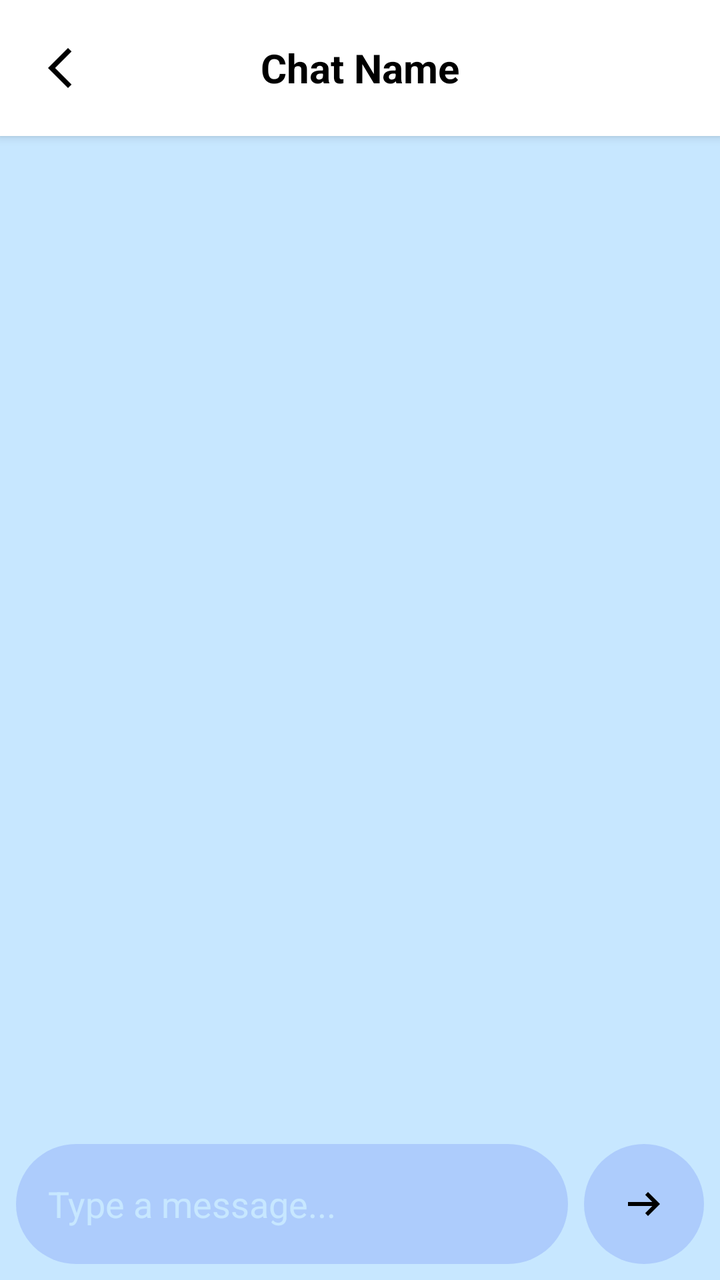
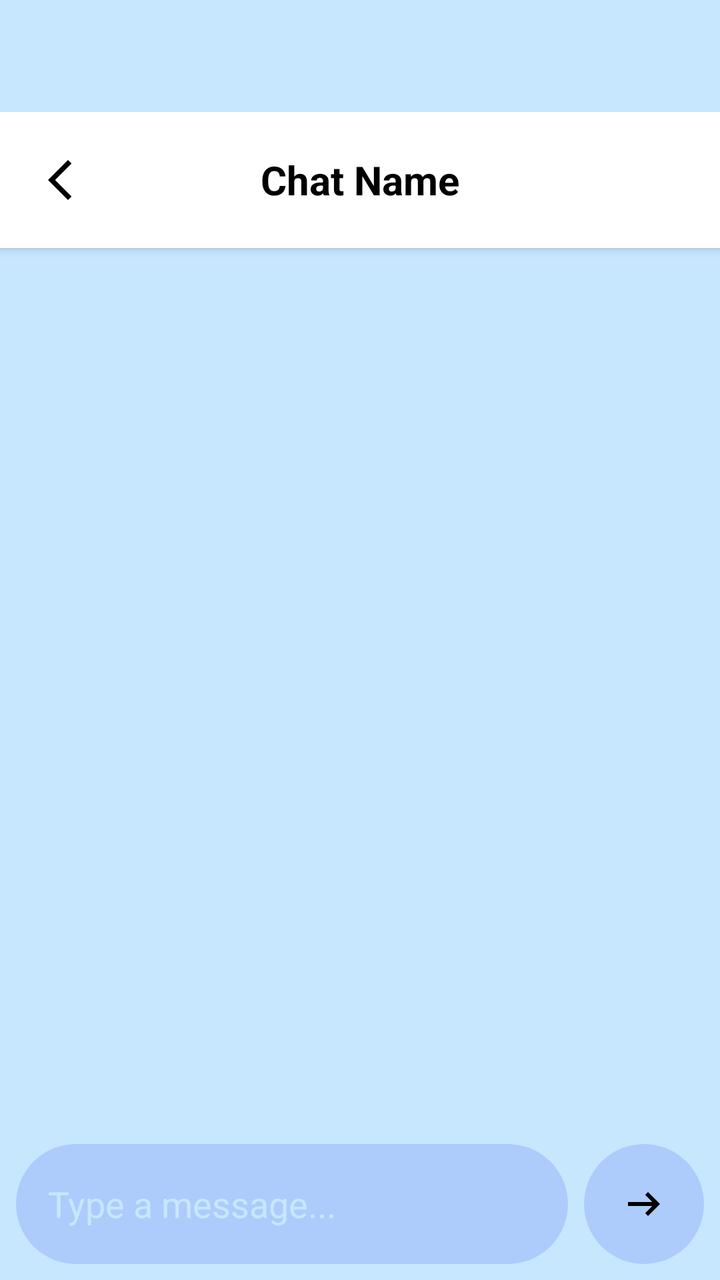

Screens rendered from an Android XML layout before and after an edit, with the pre-edit source and the edit as a unified diff.
<!-- AndroidManifest.xml: application theme Theme.NurtureNest -->
<!-- res/layout/activity_chat.xml -->
<?xml version="1.0" encoding="utf-8"?>
<LinearLayout xmlns:android="http://schemas.android.com/apk/res/android"
    android:orientation="vertical"
    android:background="?attr/colorBackground"
    android:layout_width="match_parent"
    android:layout_height="match_parent">

    
    <RelativeLayout
        android:layout_width="match_parent"
        android:layout_height="wrap_content"
        android:paddingHorizontal="12dp"
        android:paddingVertical="10dp"
        android:background="?attr/colorOnPrimary"
        android:elevation="3dp">

        <ImageButton
            android:id="@+id/btnBack"
            android:layout_width="48dp"
            android:layout_height="48dp"
            android:src="@drawable/ic_back"
            android:contentDescription="Back"
            android:background="?attr/selectableItemBackgroundBorderless"
            android:layout_alignParentStart="true"
            android:layout_centerVertical="true" />

        <TextView
            android:id="@+id/tvChatName"
            android:layout_width="wrap_content"
            android:layout_height="wrap_content"
            android:text="Chat Name"
            android:textSize="20sp"
            android:textStyle="bold"
            android:textColor="?attr/TextColor"
            android:layout_centerInParent="true" />
    </RelativeLayout>

    
    <androidx.recyclerview.widget.RecyclerView
        android:id="@+id/recyclerMessages"
        android:layout_width="match_parent"
        android:layout_height="0dp"
        android:layout_weight="1"
        android:padding="12dp"
        android:clipToPadding="false" />

    
    <LinearLayout
        android:layout_width="match_parent"
        android:layout_height="wrap_content"
        android:padding="8dp"
        android:orientation="horizontal"
        android:gravity="center_vertical"
        android:elevation="8dp">

        
        <EditText
            android:id="@+id/etMessage"
            android:layout_width="0dp"
            android:layout_height="60dp"
            android:layout_weight="1"
            android:hint="Type a message..."
            android:textColor="?attr/colorOnSurface"
            android:textColorHint="?attr/colorBackground"
            android:background="@drawable/message_input_bg"
            android:paddingHorizontal="16dp"
            android:inputType="textMultiLine"
            android:maxLines="4" />

        
        <ImageButton
            android:id="@+id/btnSend"
            android:layout_width="60dp"
            android:layout_height="60dp"
            android:layout_marginStart="8dp"
            android:src="@drawable/ic_send"
            android:contentDescription="Send Message"
            android:background="@drawable/send_button_bg" />
    </LinearLayout>
</LinearLayout>
<!-- resources referenced by this layout -->
<resources>
  <!-- drawable ic_back (drawable) -->
  <vector xmlns:android="http://schemas.android.com/apk/res/android" android:autoMirrored="true" android:height="24dp" android:tint="#000000" android:viewportHeight="960" android:viewportWidth="960" android:width="24dp">
        
      <path android:fillColor="@android:color/white" android:pathData="M400,880L0,480L400,80L471,151L142,480L471,809L400,880Z"/>
      
  </vector>
  <!-- drawable ic_send (drawable) -->
  <vector xmlns:android="http://schemas.android.com/apk/res/android" android:autoMirrored="true" android:height="24dp" android:tint="#000000" android:viewportHeight="960" android:viewportWidth="960" android:width="24dp">
        
      <path android:fillColor="@android:color/white" android:pathData="M560,720L504,662L646,520L160,520L160,440L646,440L504,298L560,240L800,480L560,720Z"/>
      
  </vector>
  <!-- drawable message_input_bg (drawable) -->
  <shape xmlns:android="http://schemas.android.com/apk/res/android"
      android:shape="rectangle">
      <solid android:color="#A49FBEFB" />
      <corners android:radius="30dp" />
  </shape>
  <!-- drawable send_button_bg (drawable) -->
  <shape xmlns:android="http://schemas.android.com/apk/res/android"
      android:shape="oval">
      <solid android:color="#A49FBEFB" />
      <size android:width="60dp" android:height="60dp" />
  </shape>
  <style name="Theme.NurtureNest" parent="Theme.MaterialComponents.DayNight.NoActionBar">
          <item name="colorPrimary">#0A2B5D</item>
          <item name="colorOnPrimary">#FFFFFF</item>
          <item name="colorSurface">#000000</item>
          <item name="colorOnSurface">#FFFFFF</item>
          <item name="colorBackground">#C7E7FF</item>
          <item name="colorOnBackground">#1A1A1A</item>
          <item name="android:windowBackground">#C7E7FF</item>
          <item name="TextColor">#000000</item>
      </style>
</resources>

<!-- the commit's change to res/layout/activity_chat.xml (unified diff, before → after) -->
@@ -3,6 +3,8 @@
     android:orientation="vertical"
     android:background="?attr/colorBackground"
     android:layout_width="match_parent"
+    android:fitsSystemWindows="true"
+    android:paddingTop="?attr/actionBarSize"
     android:layout_height="match_parent">
 
     
@@ -41,6 +43,7 @@
         android:layout_width="match_parent"
         android:layout_height="0dp"
         android:layout_weight="1"
+
         android:padding="12dp"
         android:clipToPadding="false" />
 
